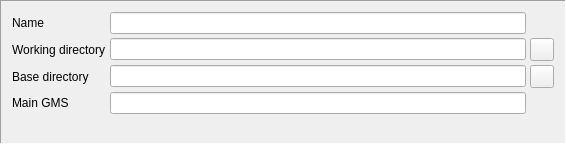
Old version of the form src/file/projectoptions.ui in the repository GAMS-dev/studio.
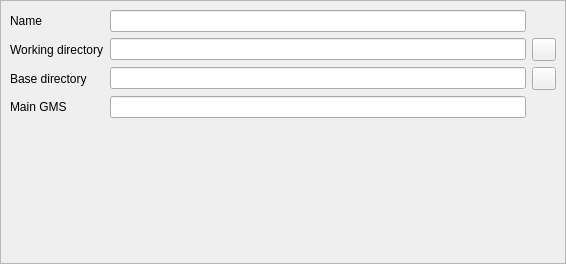
New version of the form. Icons and pictures are not drawn.

Commit message: added ProjectOptions to zoom

```diff
--- a/src/file/projectoptions.ui
+++ b/src/file/projectoptions.ui
@@ -1,69 +1,103 @@
 <?xml version="1.0" encoding="UTF-8"?>
 <ui version="4.0">
  <class>gams::studio::project::ProjectOptions</class>
- <widget class="QFrame" name="gams::studio::project::ProjectOptions">
+ <widget class="QWidget" name="gams::studio::project::ProjectOptions">
   <property name="geometry">
    <rect>
     <x>0</x>
     <y>0</y>
     <width>566</width>
-    <height>144</height>
+    <height>264</height>
    </rect>
   </property>
   <property name="windowTitle">
    <string>Project Options</string>
   </property>
-  <property name="frameShape">
-   <enum>QFrame::Panel</enum>
-  </property>
-  <property name="frameShadow">
-   <enum>QFrame::Sunken</enum>
-  </property>
   <layout class="QVBoxLayout" name="verticalLayout">
+   <property name="leftMargin">
+    <number>0</number>
+   </property>
+   <property name="topMargin">
+    <number>0</number>
+   </property>
+   <property name="rightMargin">
+    <number>0</number>
+   </property>
+   <property name="bottomMargin">
+    <number>0</number>
+   </property>
    <item>
-    <widget class="QWidget" name="widget" native="true">
-     <layout class="QGridLayout" name="gridLayout">
-      <property name="leftMargin">
-       <number>0</number>
-      </property>
-      <property name="topMargin">
-       <number>0</number>
-      </property>
-      <property name="rightMargin">
-       <number>0</number>
-      </property>
-      <property name="bottomMargin">
-       <number>0</number>
-      </property>
-      <property name="spacing">
-       <number>4</number>
-      </property>
-      <item row="1" column="2">
-       <widget class="QToolButton" name="bWorkDir">
+    <widget class="QFrame" name="frame">
+     <property name="frameShape">
+      <enum>QFrame::StyledPanel</enum>
+     </property>
+     <property name="frameShadow">
+      <enum>QFrame::Sunken</enum>
+     </property>
+     <layout class="QGridLayout" name="gridLayout_2">
+      <item row="1" column="1">
+       <widget class="QLabel" name="laWorkDir">
         <property name="text">
-         <string/>
-        </property>
-        <property name="icon">
-         <iconset resource="../../icons/icons.qrc">
-          <normaloff>:/solid/folder-open-bw</normaloff>:/solid/folder-open-bw</iconset>
+         <string>Working directory</string>
         </property>
        </widget>
       </item>
-      <item row="0" column="0">
+      <item row="0" column="1">
        <widget class="QLabel" name="label">
         <property name="text">
          <string>Name</string>
         </property>
        </widget>
       </item>
-      <item row="2" column="0">
+      <item row="2" column="1">
        <widget class="QLabel" name="laBaseDir">
         <property name="text">
          <string>Base directory</string>
         </property>
        </widget>
       </item>
-      <item row="4" column="0">
+      <item row="1" column="3">
+       <widget class="QToolButton" name="bWorkDir">
+        <property name="text">
+         <string/>
+        </property>
+        <property name="icon">
+         <iconset resource="../../icons/icons.qrc">
+          <normaloff>:/solid/folder-open-bw</normaloff>:/solid/folder-open-bw</iconset>
+        </property>
+       </widget>
+      </item>
+      <item row="1" column="2">
+       <widget class="QLineEdit" name="edWorkDir"/>
+      </item>
+      <item row="0" column="2">
+       <widget class="QLineEdit" name="edName"/>
+      </item>
+      <item row="2" column="2">
+       <widget class="QLineEdit" name="edBaseDir"/>
+      </item>
+      <item row="3" column="2">
+       <widget class="QLineEdit" name="edMainGms"/>
+      </item>
+      <item row="2" column="3">
+       <widget class="QToolButton" name="bBaseDir">
+        <property name="text">
+         <string/>
+        </property>
+        <property name="icon">
+         <iconset resource="../../icons/icons.qrc">
+          <normaloff>:/solid/folder-open-bw</normaloff>:/solid/folder-open-bw</iconset>
+        </property>
+       </widget>
+      </item>
+      <item row="3" column="1">
+       <widget class="QLabel" name="label_3">
+        <property name="text">
+         <string>Main GMS</string>
+        </property>
+       </widget>
+      </item>
+      <item row="4" column="2">
        <spacer name="verticalSpacer">
         <property name="orientation">
          <enum>Qt::Vertical</enum>
@@ -76,43 +110,6 @@
         </property>
        </spacer>
       </item>
-      <item row="1" column="0">
-       <widget class="QLabel" name="laWorkDir">
-        <property name="text">
-         <string>Working directory</string>
-        </property>
-       </widget>
-      </item>
-      <item row="2" column="1">
-       <widget class="QLineEdit" name="edBaseDir"/>
-      </item>
-      <item row="1" column="1">
-       <widget class="QLineEdit" name="edWorkDir"/>
-      </item>
-      <item row="2" column="2">
-       <widget class="QToolButton" name="bBaseDir">
-        <property name="text">
-         <string/>
-        </property>
-        <property name="icon">
-         <iconset resource="../../icons/icons.qrc">
-          <normaloff>:/solid/folder-open-bw</normaloff>:/solid/folder-open-bw</iconset>
-        </property>
-       </widget>
-      </item>
-      <item row="0" column="1">
-       <widget class="QLineEdit" name="edName"/>
-      </item>
-      <item row="3" column="1">
-       <widget class="QLineEdit" name="edMainGms"/>
-      </item>
-      <item row="3" column="0">
-       <widget class="QLabel" name="label_3">
-        <property name="text">
-         <string>Main GMS</string>
-        </property>
-       </widget>
-      </item>
      </layout>
     </widget>
    </item>
```
Left out of the diff: 8 changed lines with no effect on the pictures. The commit also changes 3 other files.
